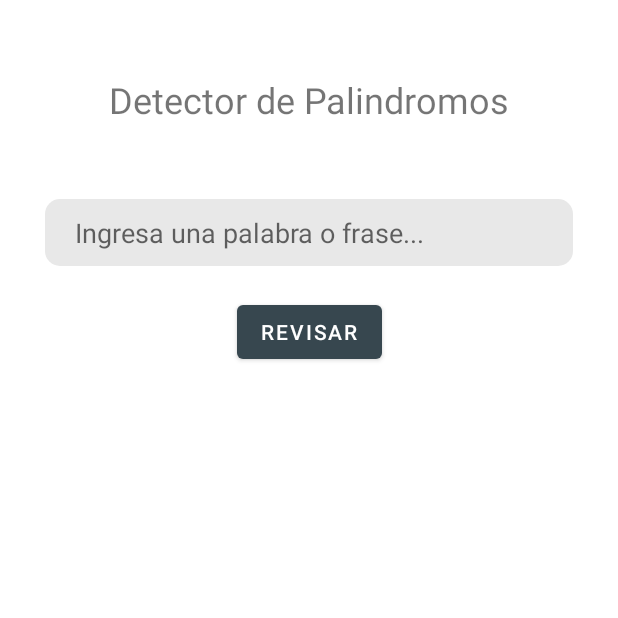
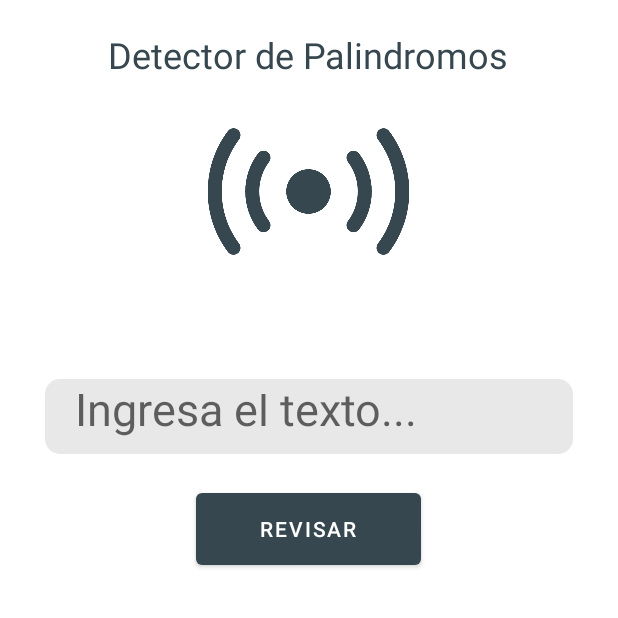
Before and after one commit to alexlopz/palindromoChecker, an Android app: the screen it shows after launch (MainActivity), on a phone screen of 412 x 824 dp, the top half of it. Run offline under Robolectric (Android 15) with nearby library versions, the phone set to English and light mode, and no system bars.

Commit message:
cambio de interfaz y code splitting

```diff
--- a/app/src/main/java/com/example/detectorpalindromo/Nodo.java
+++ b/app/src/main/java/com/example/detectorpalindromo/Nodo.java
@@ -13,10 +13,6 @@ public class Nodo {
         return data;
     }
 
-    public void setData(char data) {
-        this.data = data;
-    }
-
     public Nodo getSiguiente() {
         return siguiente;
     }
--- a/app/src/main/res/layout/activity_main.xml
+++ b/app/src/main/res/layout/activity_main.xml
@@ -1,47 +1,104 @@
 <?xml version="1.0" encoding="utf-8"?>
-<androidx.constraintlayout.widget.ConstraintLayout xmlns:android="http://schemas.android.com/apk/res/android"
+<LinearLayout xmlns:android="http://schemas.android.com/apk/res/android"
     xmlns:app="http://schemas.android.com/apk/res-auto"
     xmlns:tools="http://schemas.android.com/tools"
     android:layout_width="match_parent"
     android:layout_height="match_parent"
+    android:orientation="vertical"
     tools:context=".MainActivity">
 
     <TextView
         android:id="@+id/textViewHeading"
         android:layout_width="wrap_content"
         android:layout_height="wrap_content"
-        android:layout_marginTop="50dp"
+        android:layout_marginTop="20dp"
         android:text="Detector de Palindromos"
         android:textSize="24sp"
-        app:layout_constraintLeft_toLeftOf="parent"
-        app:layout_constraintRight_toRightOf="parent"
-        app:layout_constraintTop_toTopOf="parent" />
+        android:gravity="center"
+        android:textColor="@color/night"
+        android:layout_gravity="center"/>
+
+    <ImageView
+        android:id="@+id/radarIcon"
+        android:layout_width="150dp"
+        android:layout_height="150dp"
+        android:layout_gravity="center"
+        android:src="@drawable/radar"/>
+    <ProgressBar
+        android:id="@+id/progressCircular"
+        android:layout_width="150dp"
+        android:layout_height="150dp"
+        android:indeterminateTint="@color/night"
+        android:layout_gravity="center"
+        android:visibility="gone"/>
+    <LinearLayout
+        android:id="@+id/contenedorSuccess"
+        android:layout_width="match_parent"
+        android:layout_height="wrap_content"
+        android:orientation="vertical"
+        android:visibility="gone">
+        <ImageView
+            android:id="@+id/succesIcon"
+            android:layout_width="128dp"
+            android:layout_height="128dp"
+            android:layout_gravity="center"
+            android:src="@drawable/check"/>
+        <TextView
+            android:layout_width="match_parent"
+            android:layout_height="22dp"
+            android:text="El texto dado SI es Palindromo"
+            android:textStyle="bold"
+            android:gravity="center"
+            android:textColor="@color/black"
+            android:layout_gravity="center"/>
+    </LinearLayout>
+    <LinearLayout
+        android:id="@+id/contenedorError"
+        android:layout_width="match_parent"
+        android:layout_height="wrap_content"
+        android:orientation="vertical"
+        android:visibility="gone">
+        <ImageView
+            android:id="@+id/errorIcon"
+            android:layout_width="128dp"
+            android:layout_height="128dp"
+            android:layout_gravity="center"
+            android:src="@drawable/error"/>
+        <TextView
+            android:layout_width="wrap_content"
+            android:layout_height="22dp"
+            android:text="El texto dado NO es Palindromo"
+            android:textStyle="bold"
+            android:gravity="center"
+            android:textColor="@color/black"
+            android:layout_gravity="center"/>
+    </LinearLayout>
 
     <EditText
         android:id="@+id/editTextPalabra"
         android:layout_width="match_parent"
-        android:layout_height="wrap_content"
+        android:layout_height="50dp"
         android:layout_marginStart="30dp"
         android:layout_marginTop="50dp"
         android:layout_marginEnd="30dp"
         android:background="@drawable/bg_edit_text"
-        android:hint="Ingresa una palabra o frase..."
+        android:hint="Ingresa el texto..."
         android:paddingStart="20dp"
         android:paddingTop="10dp"
         android:paddingEnd="20dp"
         android:paddingBottom="10dp"
         android:inputType="text"
+        android:textSize="30sp"
         android:imeOptions="actionDone"
-        app:layout_constraintTop_toBottomOf="@+id/textViewHeading" />
+        app:layout_constraintTop_toBottomOf="@+id/SuccesButton" />
 
     <Button
         android:id="@+id/buttonSubmit"
-        android:layout_width="wrap_content"
-        android:layout_height="wrap_content"
+        android:layout_width="150dp"
+        android:layout_height="60dp"
         android:layout_marginTop="20dp"
+        android:layout_marginHorizontal="30dp"
         android:text="Revisar"
-        app:layout_constraintEnd_toEndOf="parent"
-        app:layout_constraintStart_toStartOf="parent"
-        app:layout_constraintTop_toBottomOf="@+id/editTextPalabra" />
+        android:layout_gravity="center"/>
 
-</androidx.constraintlayout.widget.ConstraintLayout>
+</LinearLayout>
--- a/app/src/main/res/values/colors.xml
+++ b/app/src/main/res/values/colors.xml
@@ -9,4 +9,6 @@
     <color name="white">#FFFFFFFF</color>
 
     <color name="night">#37474F</color>
+    <color name="rojo">#e91111</color>
+    <color name="verde">#8ecc2b</color>
 </resources>
```
Also changed, not shown: app/src/main/java/com/example/detectorpalindromo/MainActivity.java (+61 -12 lines), app/src/main/res/drawable/check.png (added), app/src/main/res/drawable/error.png (added), app/src/main/res/drawable/radar.png (added).
